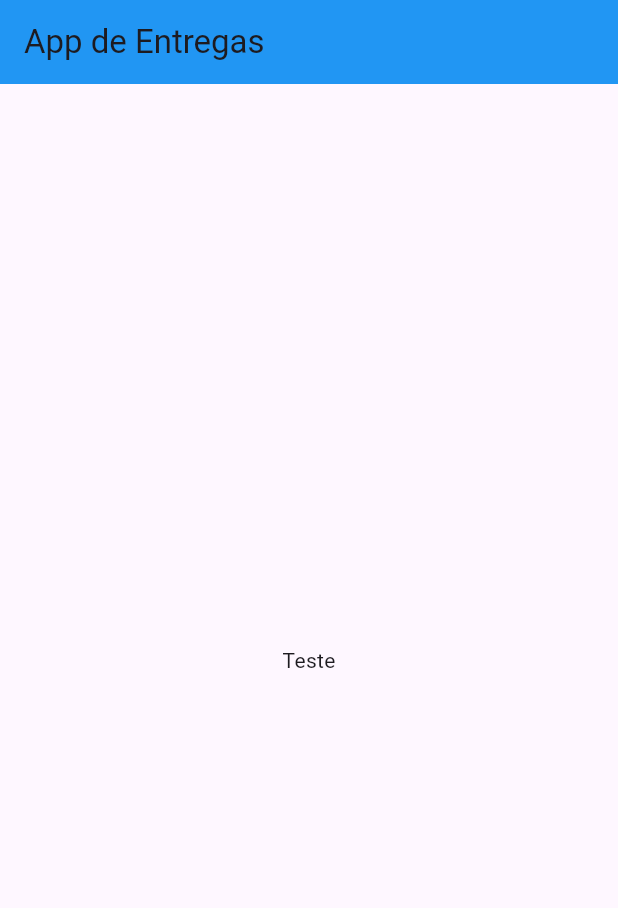
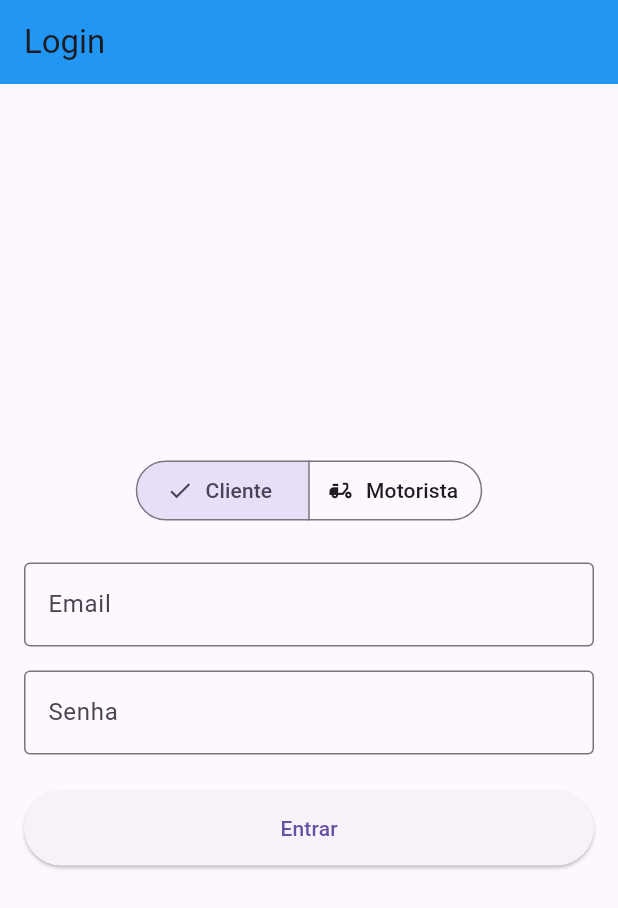
Before and after one commit to daviffsilva/trabalho-flutter-1, a Flutter app: the screen it shows after launch, on a phone screen of 412 x 824 dp. Shown: the top 908 px of the screen. Run offline on Flutter 3.47's test engine with Material 3 defaults, Android fonts, the phone set to English and light mode, and no system bars; our stand-ins replace shared_preferences.

Commit message:
Criando interface inicial

```diff
--- /dev/null
+++ b/lib/data/models/usuario.dart
@@ -0,0 +1,38 @@
+enum TipoUsuario {
+  cliente,
+  motorista,
+}
+
+class Usuario {
+  final String id;
+  final String nome;
+  final String email;
+  final TipoUsuario tipo;
+
+  Usuario({
+    required this.id,
+    required this.nome,
+    required this.email,
+    required this.tipo,
+  });
+
+  Map<String, dynamic> toJson() {
+    return {
+      'id': id,
+      'nome': nome,
+      'email': email,
+      'tipo': tipo.toString().split('.').last,
+    };
+  }
+
+  factory Usuario.fromJson(Map<String, dynamic> json) {
+    return Usuario(
+      id: json['id'],
+      nome: json['nome'],
+      email: json['email'],
+      tipo: TipoUsuario.values.firstWhere(
+        (e) => e.toString().split('.').last == json['tipo'],
+      ),
+    );
+  }
+}
--- a/lib/main.dart
+++ b/lib/main.dart
@@ -1,3 +1,13 @@
+import 'package:entrega_app/data/models/usuario.dart';
+import 'package:entrega_app/data/services/usuario_service.dart';
+import 'package:entrega_app/presentation/screens/cliente/home_page.dart';
+import 'package:entrega_app/presentation/screens/cliente/entregas_page.dart';
+import 'package:entrega_app/presentation/screens/cliente/perfil_page.dart';
+import 'package:entrega_app/presentation/screens/cliente/login_page.dart';
+import 'package:entrega_app/presentation/screens/motorista/home_page.dart';
+import 'package:entrega_app/presentation/screens/motorista/entregas_page.dart';
+import 'package:entrega_app/presentation/screens/motorista/perfil_page.dart';
+import 'package:entrega_app/presentation/widgets/cliente_drawer.dart';
 import 'package:flutter/material.dart';
 
 void main() {
@@ -10,14 +20,121 @@ class MainApp extends StatelessWidget {
   @override
   Widget build(BuildContext context) {
     return MaterialApp(
-      home: Scaffold(
-        appBar: AppBar(
-          backgroundColor: Colors.blue,
-          title: const Text('App de Entregas'),
-        ),
-        body: const Center(
-          child: Text('Teste'),
-        ),
+      title: 'App de Entregas',
+      theme: ThemeData(
+        primarySwatch: Colors.blue,
+        useMaterial3: true,
+      ),
+      home: const LoginCheck(),
+      routes: {
+        '/home': (context) => const MainScreen(),
+        '/login': (context) => const LoginPage(),
+      },
+    );
+  }
+}
+
+class LoginCheck extends StatelessWidget {
+  const LoginCheck({super.key});
+
+  @override
+  Widget build(BuildContext context) {
+    return FutureBuilder<bool>(
+      future: UsuarioService().usuarioEstaLogado(),
+      builder: (context, snapshot) {
+        if (snapshot.connectionState == ConnectionState.waiting) {
+          return const Scaffold(
+            body: Center(
+              child: CircularProgressIndicator(),
+            ),
+          );
+        }
+
+        if (snapshot.data == true) {
+          return const MainScreen();
+        }
+
+        return const LoginPage();
+      },
+    );
+  }
+}
+
+class MainScreen extends StatefulWidget {
+  const MainScreen({super.key});
+
+  @override
+  State<MainScreen> createState() => _MainScreenState();
+}
+
+class _MainScreenState extends State<MainScreen> {
+  int _selectedIndex = 0;
+  bool _isMotorista = false;
+  final _usuarioService = UsuarioService();
+
+  @override
+  void initState() {
+    super.initState();
+    _carregarTipoUsuario();
+  }
+
+  Future<void> _carregarTipoUsuario() async {
+    final usuario = await _usuarioService.obterUsuario();
+    if (usuario != null) {
+      setState(() {
+        _isMotorista = usuario.tipo == TipoUsuario.motorista;
+      });
+    }
+  }
+
+  Future<void> _fazerLogout() async {
+    await _usuarioService.removerUsuario();
+    if (mounted) {
+      Navigator.of(context).pushReplacementNamed('/login');
+    }
+  }
+
+  List<Widget> get _pages => _isMotorista
+      ? [
+          const MotoristaHomePage(),
+          const MotoristaEntregasPage(),
+          const MotoristaPerfilPage(),
+        ]
+      : [
+          const HomePage(),
+          const EntregasPage(),
+          const PerfilPage(),
+        ];
+
+  void _handleOnTap(int index) {
+    setState(() {
+      _selectedIndex = index;
+    });
+  }
+
+  @override
+  Widget build(BuildContext context) {
+    return Scaffold(
+      appBar: AppBar(
+        backgroundColor: Colors.blue,
+        title: Text(_isMotorista ? 'App de Entregas - Motorista' : 'App de Entregas - Cliente'),
+        actions: [
+          IconButton(
+            icon: const Icon(Icons.logout),
+            onPressed: _fazerLogout,
+          ),
+        ],
+      ),
+      body: _pages[_selectedIndex],
+      bottomNavigationBar: BottomNavigationBar(
+        type: BottomNavigationBarType.fixed,
+        items: const [
+          BottomNavigationBarItem(icon: Icon(Icons.home), label: 'Home'),
+          BottomNavigationBarItem(icon: Icon(Icons.delivery_dining), label: 'Entregas'),
+          BottomNavigationBarItem(icon: Icon(Icons.person), label: 'Perfil'),
+        ],
+        currentIndex: _selectedIndex,
+        onTap: _handleOnTap,
       ),
     );
   }
--- /dev/null
+++ b/lib/presentation/screens/cliente/login_page.dart
@@ -0,0 +1,120 @@
+import 'package:entrega_app/data/models/usuario.dart';
+import 'package:entrega_app/data/services/usuario_service.dart';
+import 'package:flutter/material.dart';
+
+class LoginPage extends StatefulWidget {
+  const LoginPage({super.key});
+
+  @override
+  State<LoginPage> createState() => _LoginPageState();
+}
+
+class _LoginPageState extends State<LoginPage> {
+  final _formKey = GlobalKey<FormState>();
+  final _emailController = TextEditingController();
+  final _senhaController = TextEditingController();
+  final _usuarioService = UsuarioService();
+  TipoUsuario _tipoUsuario = TipoUsuario.cliente;
+
+  Future<void> _fazerLogin() async {
+    if (_formKey.currentState!.validate()) {
+      final usuario = Usuario(
+        id: '1',
+        nome: _tipoUsuario == TipoUsuario.cliente ? 'Cliente Teste' : 'Motorista Teste',
+        email: _emailController.text,
+        tipo: _tipoUsuario,
+      );
+
+      await _usuarioService.salvarUsuario(usuario);
+      if (mounted) {
+        Navigator.of(context).pushReplacementNamed('/home');
+      }
+    }
+  }
+
+  @override
+  void dispose() {
+    _emailController.dispose();
+    _senhaController.dispose();
+    super.dispose();
+  }
+
+  @override
+  Widget build(BuildContext context) {
+    return Scaffold(
+      appBar: AppBar(
+        title: const Text('Login'),
+        backgroundColor: Colors.blue,
+      ),
+      body: Padding(
+        padding: const EdgeInsets.all(16.0),
+        child: Form(
+          key: _formKey,
+          child: Column(
+            mainAxisAlignment: MainAxisAlignment.center,
+            children: [
+              SegmentedButton<TipoUsuario>(
+                segments: const [
+                  ButtonSegment<TipoUsuario>(
+                    value: TipoUsuario.cliente,
+                    label: Text('Cliente'),
+                    icon: Icon(Icons.person),
+                  ),
+                  ButtonSegment<TipoUsuario>(
+                    value: TipoUsuario.motorista,
+                    label: Text('Motorista'),
+                    icon: Icon(Icons.delivery_dining),
+                  ),
+                ],
+                selected: {_tipoUsuario},
+                onSelectionChanged: (Set<TipoUsuario> selected) {
+                  setState(() {
+                    _tipoUsuario = selected.first;
+                  });
+                },
+              ),
+              const SizedBox(height: 24),
+              TextFormField(
+                controller: _emailController,
+                decoration: const InputDecoration(
+                  labelText: 'Email',
+                  border: OutlineInputBorder(),
+                ),
+                keyboardType: TextInputType.emailAddress,
+                validator: (value) {
+                  if (value == null || value.isEmpty) {
+                    return 'Por favor, insira seu email';
+                  }
+                  return null;
+                },
+              ),
+              const SizedBox(height: 16),
+              TextFormField(
+                controller: _senhaController,
+                decoration: const InputDecoration(
+                  labelText: 'Senha',
+                  border: OutlineInputBorder(),
+                ),
+                obscureText: true,
+                validator: (value) {
+                  if (value == null || value.isEmpty) {
+                    return 'Por favor, insira sua senha';
+                  }
+                  return null;
+                },
+              ),
+              const SizedBox(height: 24),
+              ElevatedButton(
+                onPressed: _fazerLogin,
+                style: ElevatedButton.styleFrom(
+                  minimumSize: const Size.fromHeight(50),
+                ),
+                child: const Text('Entrar'),
+              ),
+            ],
+          ),
+        ),
+      ),
+    );
+  }
+}
```
Also changed, not shown: lib/data/services/usuario_service.dart (added, +33 -0 lines), lib/presentation/screens/cliente/entregas_page.dart (added, +12 -0 lines), lib/presentation/screens/cliente/home_page.dart (added, +12 -0 lines), lib/presentation/screens/cliente/perfil_page.dart (added, +12 -0 lines), lib/presentation/screens/motorista/entregas_page.dart (added, +12 -0 lines), lib/presentation/screens/motorista/home_page.dart (added, +12 -0 lines), lib/presentation/screens/motorista/perfil_page.dart (added, +12 -0 lines), pubspec.yaml (+4 -3 lines), pubspec.lock, 7 other files.
